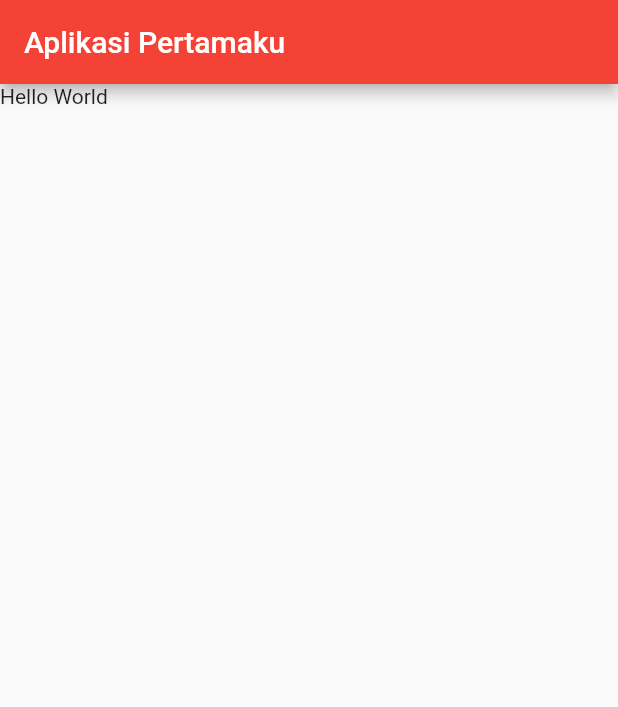
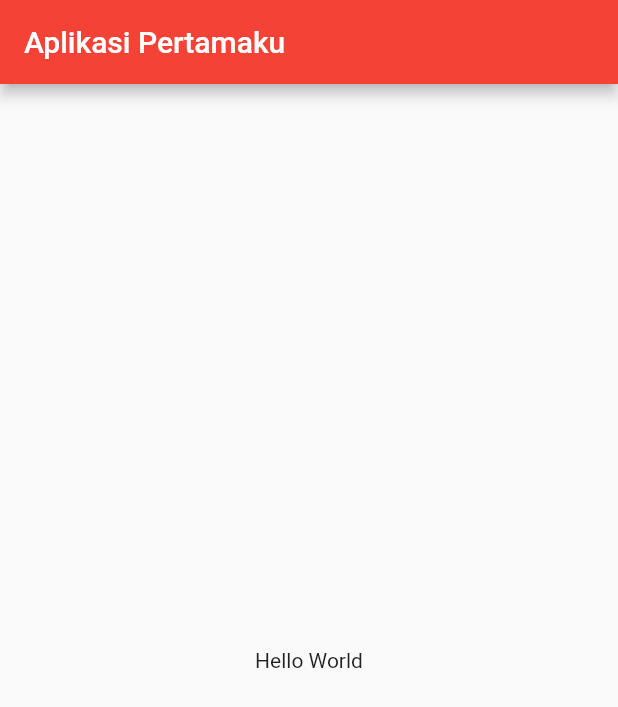
Before and after one commit to farhamapple/flutterfirst, a Flutter app: the screen it shows after launch, on a phone screen of 412 x 824 dp. Shown: the top 707 px of the screen. Run offline on Flutter 3.47's test engine with Material 2 defaults, Android fonts, the light colour scheme and no system bars.

Commit message:
Feat: Widget Center

```diff
--- a/lib/main.dart
+++ b/lib/main.dart
@@ -17,7 +17,7 @@ class MyApp extends StatelessWidget {
         appBar: AppBar(
           title: Text('Aplikasi Pertamaku'),
         ),
-        body: Text('Hello World'),
+        body: Center(child: Text('Hello World')),
       ),
     );
   }
```
